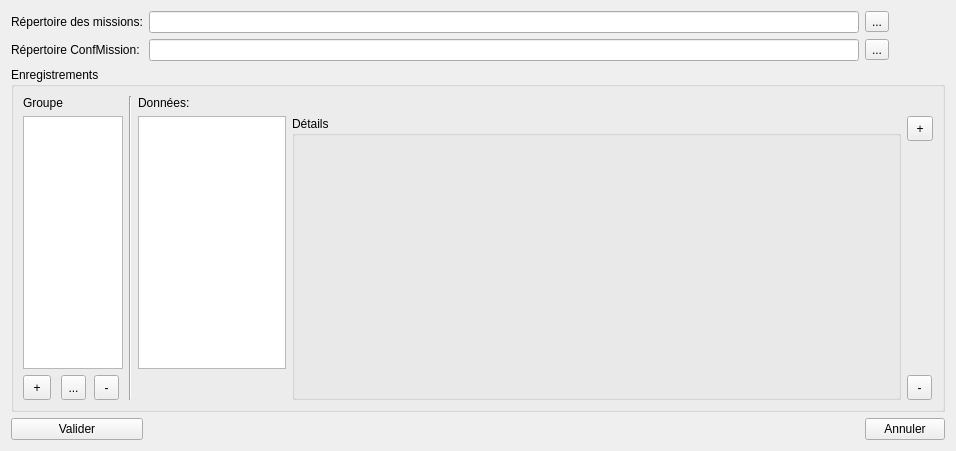
The window that fenpreferences.ui (MaximeGeay/CruiseManager) describes before a commit, drawn with Qt 5.
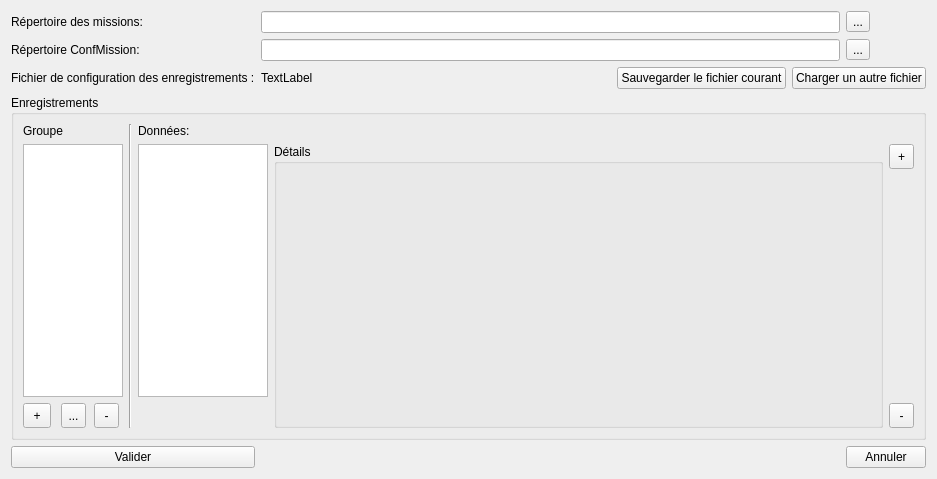
The same window after the commit.

Commit message: CruiseManager 1.4 - remplacement de tous les labels et noms "Sensor" par "Record" - Correction de bug de verrouillage "sp_Timer" (record.cpp) - Correction du problème de taille de copie - Ajout du type de synchro dans l'onglet "Synchronisations automatiques" - Ajout de la gestion de fichiers Records.xml différents - Ajout des répertoires "ARCHIVAGE_SISMER" et "SHARE" à la racine des missions

What changed in the file:
```diff
--- a/fenpreferences.ui
+++ b/fenpreferences.ui
@@ -9,8 +9,8 @@
    <rect>
     <x>0</x>
     <y>0</y>
-    <width>956</width>
-    <height>451</height>
+    <width>933</width>
+    <height>479</height>
    </rect>
   </property>
   <property name="windowTitle">
@@ -30,7 +30,7 @@
      </property>
     </widget>
    </item>
-   <item row="0" column="1">
+   <item row="0" column="1" colspan="4">
     <widget class="QLineEdit" name="le_RepCruises">
      <property name="minimumSize">
       <size>
@@ -43,7 +43,7 @@
      </property>
     </widget>
    </item>
-   <item row="0" column="2">
+   <item row="0" column="5">
     <widget class="QToolButton" name="btn_ParcCruises">
      <property name="text">
       <string>...</string>
@@ -63,7 +63,7 @@
      </property>
     </widget>
    </item>
-   <item row="1" column="1">
+   <item row="1" column="1" colspan="4">
     <widget class="QLineEdit" name="le_ConfMission">
      <property name="minimumSize">
       <size>
@@ -76,41 +76,28 @@
      </property>
     </widget>
    </item>
-   <item row="1" column="2">
+   <item row="1" column="5">
     <widget class="QToolButton" name="btn_ParcConfMission">
      <property name="text">
       <string>...</string>
      </property>
     </widget>
    </item>
-   <item row="3" column="0">
-    <widget class="QPushButton" name="btn_Valider">
+   <item row="2" column="3">
+    <widget class="QPushButton" name="btn_RecordFichier">
      <property name="text">
-      <string>Valider</string>
+      <string>Sauvegarder le fichier courant</string>
      </property>
     </widget>
    </item>
-   <item row="3" column="1">
-    <spacer name="horizontalSpacer">
-     <property name="orientation">
-      <enum>Qt::Horizontal</enum>
-     </property>
-     <property name="sizeHint" stdset="0">
-      <size>
-       <width>40</width>
-       <height>20</height>
-      </size>
-     </property>
-    </spacer>
-   </item>
-   <item row="3" column="2">
-    <widget class="QPushButton" name="btn_annuler">
+   <item row="2" column="4" colspan="2">
+    <widget class="QPushButton" name="btn_OuvreFichier">
      <property name="text">
-      <string>Annuler</string>
+      <string>Charger un autre fichier</string>
      </property>
     </widget>
    </item>
-   <item row="2" column="0" colspan="3">
+   <item row="3" column="0" colspan="6">
     <widget class="QGroupBox" name="groupBox">
      <property name="title">
       <string>Enregistrements</string>
@@ -281,6 +268,47 @@
      </layout>
     </widget>
    </item>
+   <item row="4" column="0">
+    <widget class="QPushButton" name="btn_Valider">
+     <property name="text">
+      <string>Valider</string>
+     </property>
+    </widget>
+   </item>
+   <item row="4" column="1">
+    <spacer name="horizontalSpacer">
+     <property name="orientation">
+      <enum>Qt::Horizontal</enum>
+     </property>
+     <property name="sizeHint" stdset="0">
+      <size>
+       <width>40</width>
+       <height>20</height>
+      </size>
+     </property>
+    </spacer>
+   </item>
+   <item row="4" column="5">
+    <widget class="QPushButton" name="btn_annuler">
+     <property name="text">
+      <string>Annuler</string>
+     </property>
+    </widget>
+   </item>
+   <item row="2" column="0">
+    <widget class="QLabel" name="label_5">
+     <property name="text">
+      <string>Fichier de configuration des enregistrements :</string>
+     </property>
+    </widget>
+   </item>
+   <item row="2" column="1" colspan="2">
+    <widget class="QLabel" name="l_FicRecord">
+     <property name="text">
+      <string>TextLabel</string>
+     </property>
+    </widget>
+   </item>
   </layout>
  </widget>
  <resources/>
```
Left out of the diff: 8 changed lines with no effect on the pictures. The commit also changes 18 other files.
